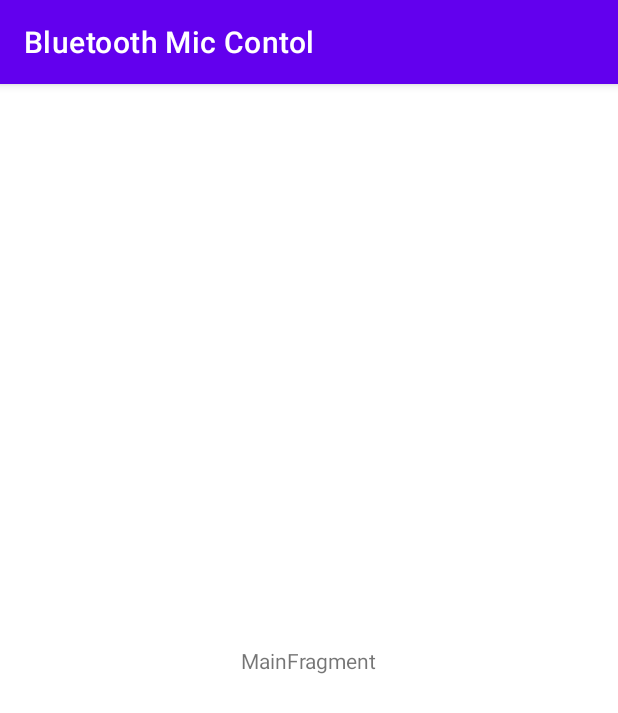
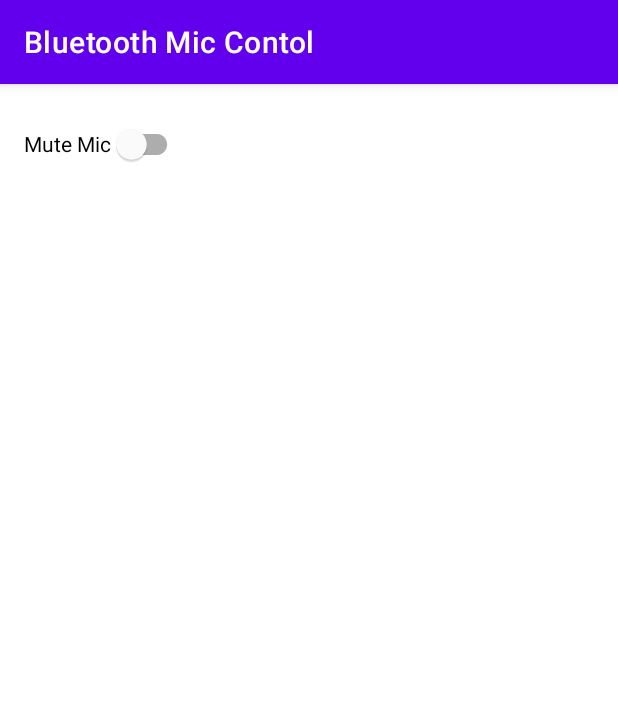
Before and after one commit to wiskiw/RemoveMicControl, an Android app: the screen it shows after launch (MainActivity), on a phone screen of 412 x 824 dp. Shown: the top 713 px of the screen. Run offline under Robolectric (Android 15) with nearby library versions, the phone set to English and light mode, and no system bars; libraries missing offline, so code that uses them is left out: by.kirich1409.viewbindingdelegate; 2 statements that could not run were skipped.

Commit message:
Add Mute mic switch

```diff
--- a/android-app/app/src/main/AndroidManifest.xml
+++ b/android-app/app/src/main/AndroidManifest.xml
@@ -2,6 +2,8 @@
 <manifest xmlns:android="http://schemas.android.com/apk/res/android"
     xmlns:tools="http://schemas.android.com/tools"
     package="dev.wiskiw.bluetoothmiccontol">
+
+    <uses-permission android:name="android.permission.MODIFY_AUDIO_SETTINGS" />
 
     <application
         android:allowBackup="true"
--- a/android-app/app/src/main/java/dev/wiskiw/bluetoothmiccontol/ui/main/MainFragment.kt
+++ b/android-app/app/src/main/java/dev/wiskiw/bluetoothmiccontol/ui/main/MainFragment.kt
@@ -1,32 +1,34 @@
 package dev.wiskiw.bluetoothmiccontol.ui.main
 
-import androidx.lifecycle.ViewModelProvider
+import android.content.Context
+import android.media.AudioManager
 import android.os.Bundle
+import android.view.View
 import androidx.fragment.app.Fragment
-import android.view.LayoutInflater
-import android.view.View
-import android.view.ViewGroup
+import androidx.fragment.app.viewModels
+import by.kirich1409.viewbindingdelegate.viewBinding
 import dev.wiskiw.bluetoothmiccontol.R
+import dev.wiskiw.bluetoothmiccontol.databinding.FragmentMainBinding
 
-class MainFragment : Fragment() {
+class MainFragment : Fragment(R.layout.fragment_main) {
 
     companion object {
         fun newInstance() = MainFragment()
     }
 
-    private lateinit var viewModel: MainViewModel
+    private val viewModel: MainViewModel by viewModels()
+    private val viewBinding by viewBinding(FragmentMainBinding::bind)
 
-    override fun onCreateView(
-        inflater: LayoutInflater, container: ViewGroup?,
-        savedInstanceState: Bundle?
-    ): View {
-        return inflater.inflate(R.layout.fragment_main, container, false)
+
+    override fun onViewCreated(view: View, savedInstanceState: Bundle?) {
+        super.onViewCreated(view, savedInstanceState)
+
+        val audioManager: AudioManager = requireContext().getSystemService(Context.AUDIO_SERVICE) as AudioManager
+        viewBinding.muteMicSwitch.isChecked = audioManager.isMicrophoneMute
+
+        viewBinding.muteMicSwitch.setOnCheckedChangeListener { compoundButton, isChecked ->
+            viewModel.onMicSwitched(isChecked)
+            audioManager.isMicrophoneMute = isChecked
+        }
     }
-
-    override fun onActivityCreated(savedInstanceState: Bundle?) {
-        super.onActivityCreated(savedInstanceState)
-        viewModel = ViewModelProvider(this).get(MainViewModel::class.java)
-        // TODO: Use the ViewModel
-    }
-
 }
--- a/android-app/app/src/main/java/dev/wiskiw/bluetoothmiccontol/ui/main/MainViewModel.kt
+++ b/android-app/app/src/main/java/dev/wiskiw/bluetoothmiccontol/ui/main/MainViewModel.kt
@@ -3,5 +3,8 @@ package dev.wiskiw.bluetoothmiccontol.ui.main
 import androidx.lifecycle.ViewModel
 
 class MainViewModel : ViewModel() {
-    // TODO: Implement the ViewModel
+
+    fun onMicSwitched(isEnabled: Boolean) {
+
+    }
 }
--- a/android-app/app/src/main/res/layout/fragment_main.xml
+++ b/android-app/app/src/main/res/layout/fragment_main.xml
@@ -5,16 +5,16 @@
     android:id="@+id/main"
     android:layout_width="match_parent"
     android:layout_height="match_parent"
+    android:padding="@dimen/screen_spacing"
     tools:context=".ui.main.MainFragment">
 
-    <TextView
-        android:id="@+id/message"
+    <com.google.android.material.switchmaterial.SwitchMaterial
+        android:id="@+id/muteMicSwitch"
         android:layout_width="wrap_content"
         android:layout_height="wrap_content"
-        android:text="MainFragment"
-        app:layout_constraintBottom_toBottomOf="parent"
-        app:layout_constraintEnd_toEndOf="parent"
+        android:text="Mute Mic"
         app:layout_constraintStart_toStartOf="parent"
-        app:layout_constraintTop_toTopOf="parent" />
+        app:layout_constraintTop_toTopOf="parent"
+        tools:ignore="HardcodedText" />
 
 </androidx.constraintlayout.widget.ConstraintLayout>
--- /dev/null
+++ b/android-app/app/src/main/res/values/dimens.xml
@@ -0,0 +1,6 @@
+<?xml version="1.0" encoding="utf-8"?>
+<resources>
+
+    <dimen name="screen_spacing">16dp</dimen>
+
+</resources>
--- a/android-app/build.gradle.kts
+++ b/android-app/build.gradle.kts
@@ -1,7 +1,7 @@
 // Top-level build file where you can add configuration options common to all sub-projects/modules.
 buildscript {
     extra.apply{
-        set("kotlinVersion", "1.5.0")
+        set("kotlinVersion", "1.7.10")
     }
     val supportLibraryVersion = extra.get("kotlinVersion") as String
 
```
Also changed, not shown: android-app/app/build.gradle.kts (+8 -0 lines), android-app/buildSrc/src/main/java/ProjectDependency.kt (+7 -0 lines), android-app/buildSrc/src/main/java/ProjectConfig.kt (line endings or trailing spaces).
